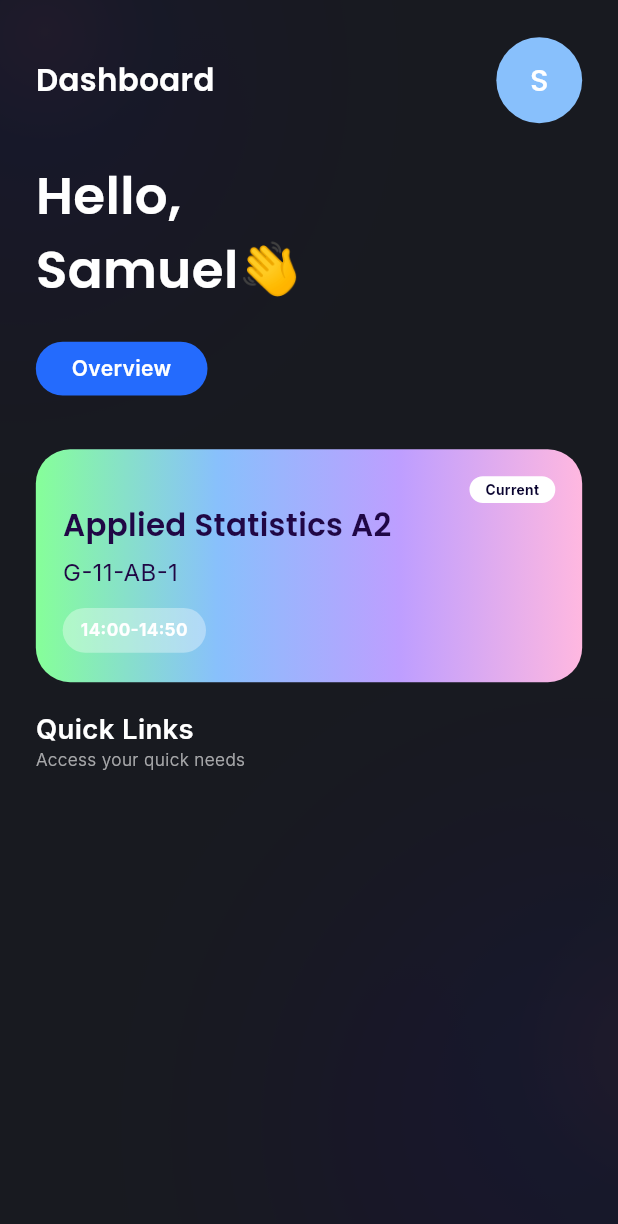
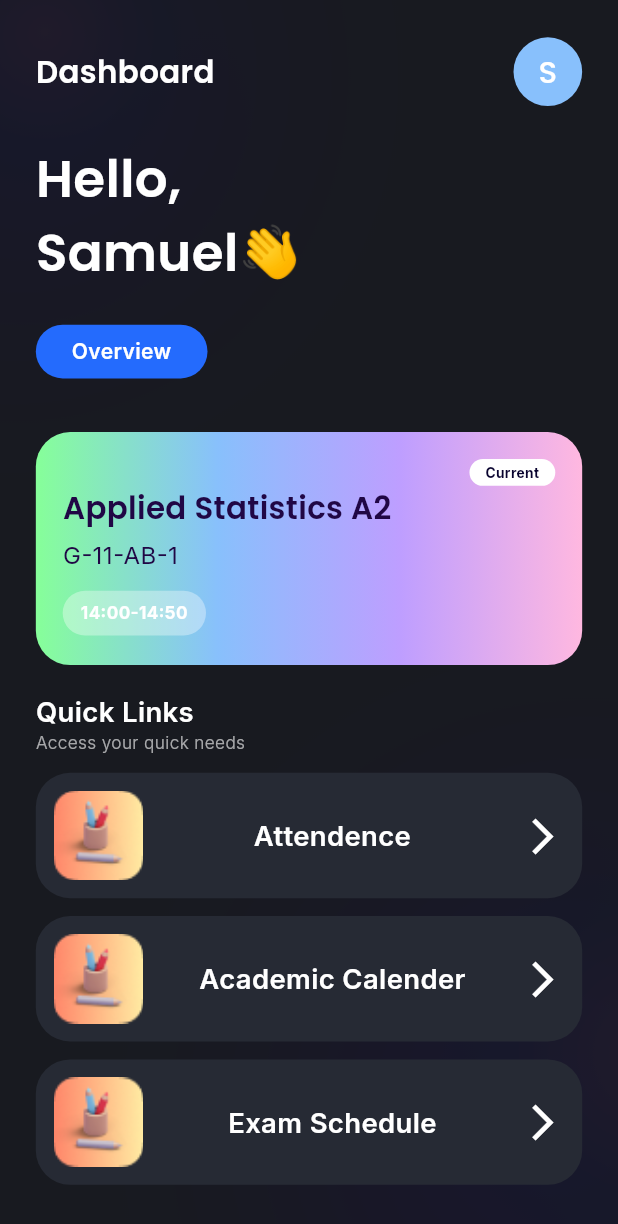
Before and after one commit to SatyanandAtluri/VITAP-APP, a Flutter app: the HomePage screen opened directly, on a phone screen of 412 x 824 dp. Shown: the top 1224 px of the screen. Run offline on Flutter 3.47's test engine with Material 2 defaults, Android fonts, the phone set to English and light mode, and no system bars; our stand-ins replace flutter_screenutil, flutter_svg, google_fonts, iconsax.

Commit message:
major changes
+added quick links in homepage

```diff
--- a/lib/pages/Homepage/home_page.dart
+++ b/lib/pages/Homepage/home_page.dart
@@ -1,6 +1,7 @@
 import 'package:flutter/material.dart';
 import 'package:flutter_screenutil/flutter_screenutil.dart';
 import 'package:google_fonts/google_fonts.dart';
+import 'package:vitap_redesign/Customs/custom_tap.dart';
 import 'package:vitap_redesign/pages/SplashPage/background.dart';
 
 class HomePage extends StatelessWidget {
@@ -38,9 +39,12 @@ class HomePage extends StatelessWidget {
                               fontWeight: FontWeight.w600,
                               color: Color(0xffffffff),
                             )),
+                        SizedBox(
+                          width: 20.w,
+                        ),
                         CircleAvatar(
                           backgroundColor: Color(0xff88C0FC),
-                          radius: 25.r,
+                          radius: 20.r,
                           child: Text(
                             'S',
                             style: GoogleFonts.poppins(
@@ -186,6 +190,115 @@ class HomePage extends StatelessWidget {
                           color: Color(0xa0ffffff),
                           fontWeight: FontWeight.w300),
                     ),
+                    SizedBox(
+                      height: 10.h,
+                    ),
+                    CustomTap(
+                      onTap: () {},
+                      child: Container(
+                        height: 70.h,
+                        width: double.infinity,
+                        decoration: BoxDecoration(
+                          color: Color(0xff262A34),
+                          borderRadius: BorderRadius.circular(20.r),
+                        ),
+                        child: Padding(
+                          padding: EdgeInsets.only(left: 10.h, right: 10.h),
+                          child: Row(
+                            mainAxisAlignment: MainAxisAlignment.spaceBetween,
+                            crossAxisAlignment: CrossAxisAlignment.center,
+                            children: [
+                              Image.asset(
+                                'assets/images/pencil.png',
+                                height: 50.h,
+                                fit: BoxFit.fill,
+                              ),
+                              Text(
+                                'Attendence',
+                                style: GoogleFonts.inter(
+                                    fontSize: 16.sp,
+                                    color: Color(0xffffffff),
+                                    fontWeight: FontWeight.w600),
+                              ),
+                              Icon(Icons.arrow_forward_ios,
+                                  size: 25.sp, color: Color(0xffffffff)),
+                            ],
+                          ),
+                        ),
+                      ),
+                    ),
+                    SizedBox(
+                      height: 10.h,
+                    ),
+                    CustomTap(
+                      onTap: () {},
+                      child: Container(
+                        height: 70.h,
+                        width: double.infinity,
+                        decoration: BoxDecoration(
+                            color: Color(0xff262A34),
+                            borderRadius: BorderRadius.circular(20.r)),
+                        child: Padding(
+                          padding: EdgeInsets.only(left: 10.h, right: 10.h),
+                          child: Row(
+                            mainAxisAlignment: MainAxisAlignment.spaceBetween,
+                            crossAxisAlignment: CrossAxisAlignment.center,
+                            children: [
+                              Image.asset(
+                                'assets/images/pencil.png',
+                                height: 50.h,
+                                fit: BoxFit.fill,
+                              ),
+                              Text(
+                                'Academic Calender',
+                                style: GoogleFonts.inter(
+                                    fontSize: 16.sp,
+                                    color: Color(0xffffffff),
+                                    fontWeight: FontWeight.w600),
+                              ),
+                              Icon(Icons.arrow_forward_ios,
+                                  size: 25.sp, color: Color(0xffffffff)),
+                            ],
+                          ),
+                        ),
+                      ),
+                    ),
+                    SizedBox(
+                      height: 10.h,
+                    ),
+                    CustomTap(
+                      onTap: () {},
+                      child: Container(
+                        height: 70.h,
+                        width: double.infinity,
+                        decoration: BoxDecoration(
+                            color: Color(0xff262A34),
+                            borderRadius: BorderRadius.circular(20.r)),
+                        child: Padding(
+                          padding: EdgeInsets.only(left: 10.h, right: 10.h),
+                          child: Row(
+                            mainAxisAlignment: MainAxisAlignment.spaceBetween,
+                            crossAxisAlignment: CrossAxisAlignment.center,
+                            children: [
+                              Image.asset(
+                                'assets/images/pencil.png',
+                                height: 50.h,
+                                fit: BoxFit.fill,
+                              ),
+                              Text(
+                                'Exam Schedule',
+                                style: GoogleFonts.inter(
+                                    fontSize: 16.sp,
+                                    color: Color(0xffffffff),
+                                    fontWeight: FontWeight.w600),
+                              ),
+                              Icon(Icons.arrow_forward_ios,
+                                  size: 25.sp, color: Color(0xffffffff)),
+                            ],
+                          ),
+                        ),
+                      ),
+                    ),
                   ],
                 ),
               ),
--- a/pubspec.yaml
+++ b/pubspec.yaml
@@ -39,6 +39,7 @@ dependencies:
   google_fonts: ^4.0.3
   flutter_svg: ^2.0.3
   iconsax: ^0.0.8
+  auto_route: ^5.0.4
 
 dev_dependencies:
   flutter_test:
```
Also changed, not shown: assets/images/pencil.png (added).
